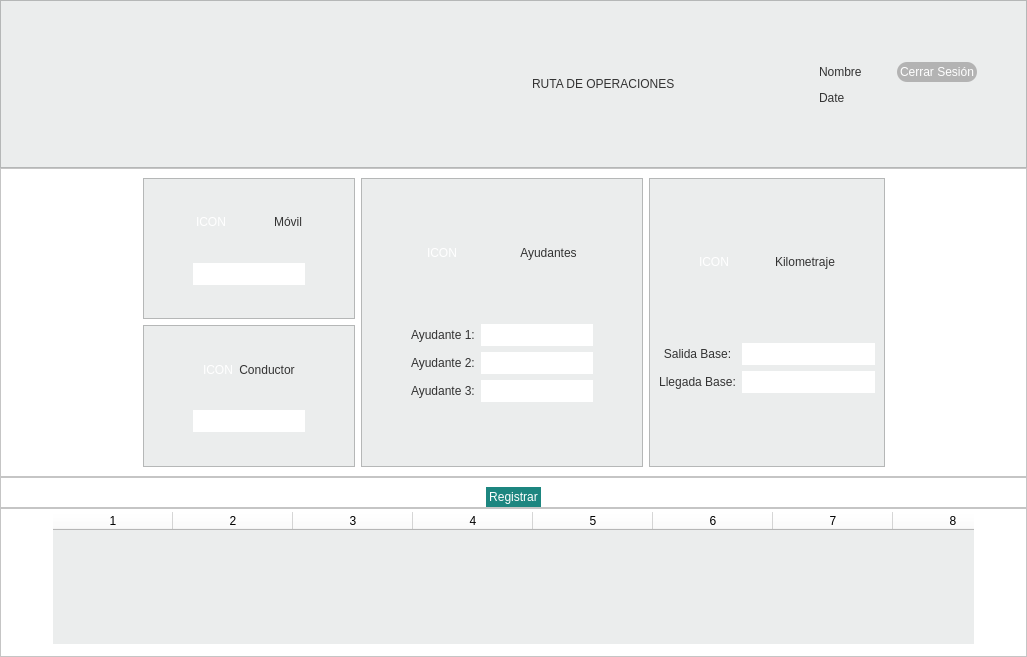
altitude-solutions/Operador_Base, file operador_base.ui: the form before one commit.
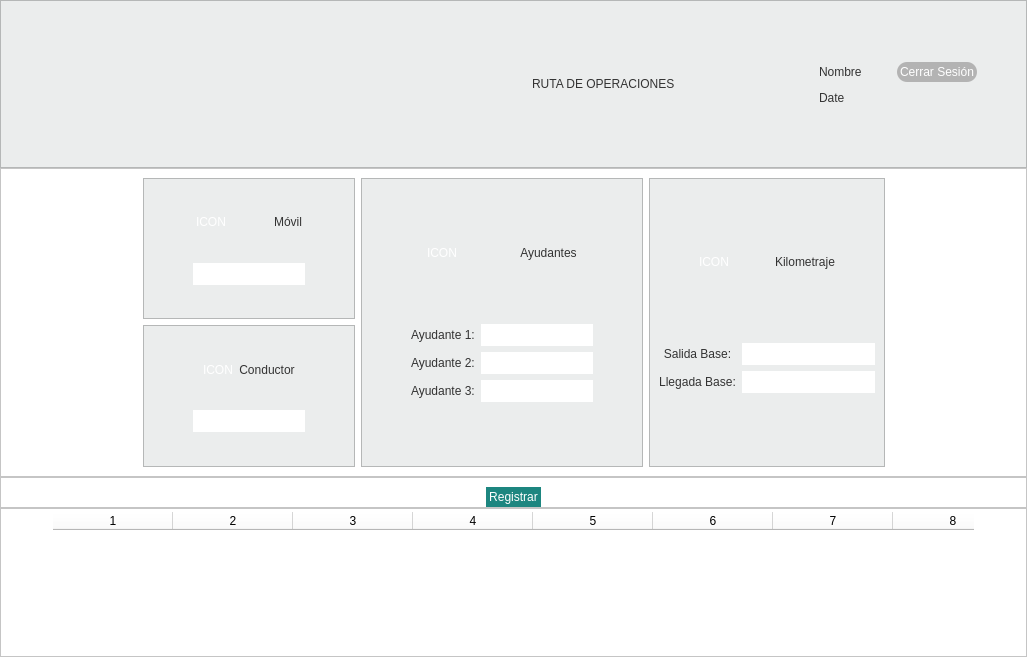
The form after the commit.

```diff
--- a/operador_base.ui
+++ b/operador_base.ui
@@ -1241,7 +1241,7 @@
           <widget class="QTableWidget" name="table_gral">
            <property name="styleSheet">
             <string notr="true">QTableWidget{
-background-color: #EBEDED;
+background-color: white;
 border-top: 2.5px solid white;
 border-bottom: 2.5px solid white;
 border-right: 2.5px solid white;
```
Left out of the diff: 19 changed lines with no effect on the pictures.
